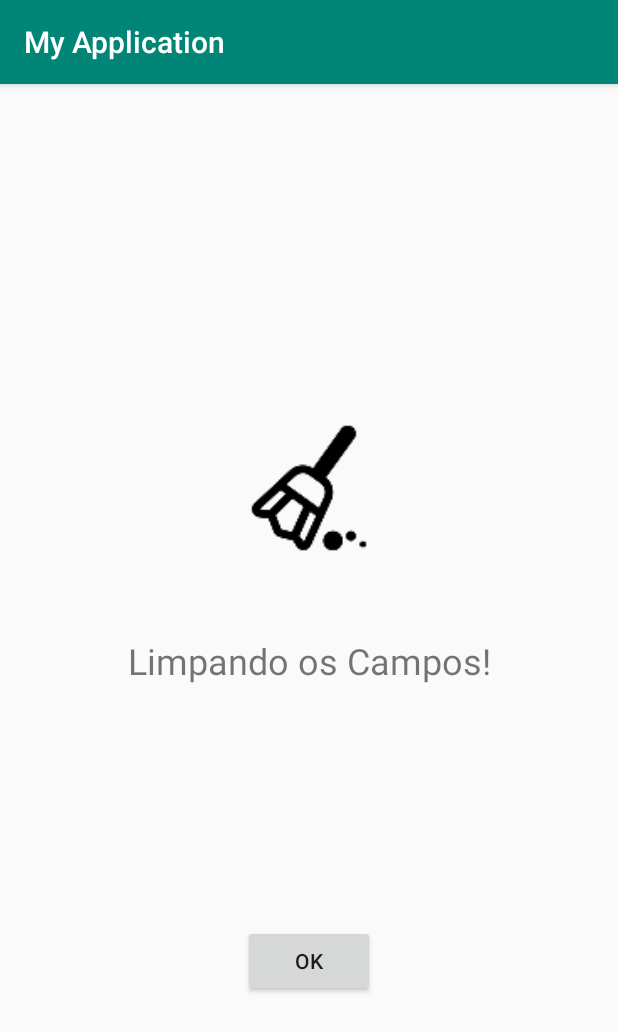
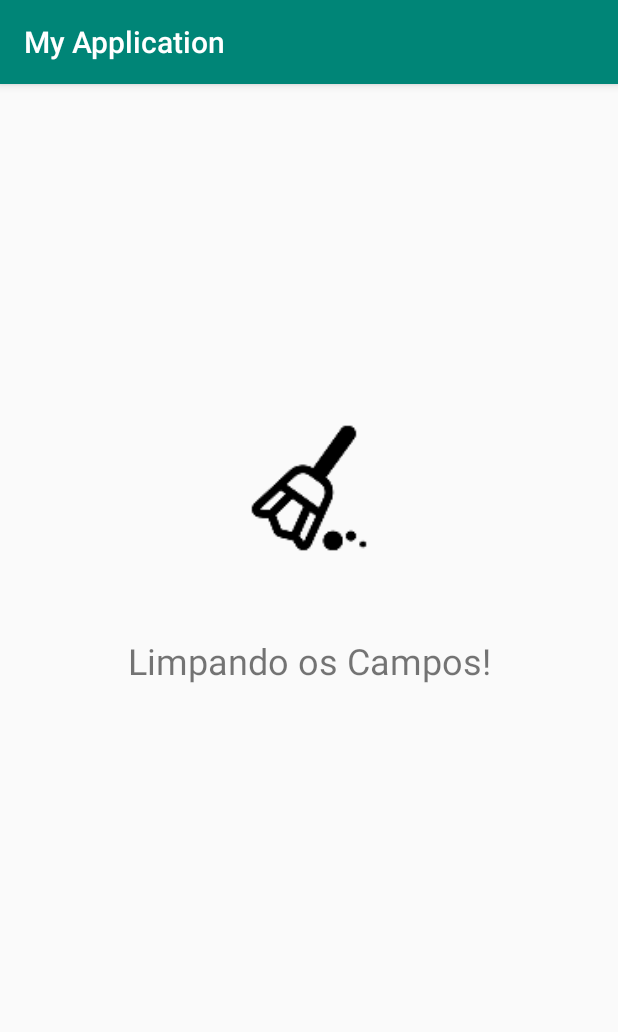
Before and after one commit to promarcos/MyApplication, an Android app: the screen it shows after launch (MsgTela), after a tap on "LIMPA", on a phone screen of 412 x 824 dp. Shown: the top 1032 px of the screen. Run offline under Robolectric (Android 15) with nearby library versions, the phone set to English and light mode, and no system bars.

Commit message:
Mais algumas melhorias

```diff
--- a/app/build.gradle
+++ b/app/build.gradle
@@ -25,4 +25,5 @@ dependencies {
     testImplementation 'junit:junit:4.12'
     androidTestImplementation 'com.android.support.test:runner:1.0.2'
     androidTestImplementation 'com.android.support.test.espresso:espresso-core:3.0.2'
+
 }
--- a/app/src/main/java/com/example/myapplication/MainActivity.java
+++ b/app/src/main/java/com/example/myapplication/MainActivity.java
@@ -26,10 +26,12 @@ public class MainActivity extends AppCompatActivity {
         final TextView edt_dollar = findViewById(R.id.edt_dollar);
         final TextView edt_real = findViewById(R.id.edt_real);
         final RadioGroup rb_grupo = findViewById(R.id.rb_grupo);
-        final DecimalFormat f = new DecimalFormat("#,##0.00");
+        final DecimalFormat dd = new DecimalFormat("$ #,##0.00");
+        final DecimalFormat rr = new DecimalFormat("R$ #,##0.00");
 
-        edt_dollar.setText(f.format(0.0));
-        edt_real.setText(f.format(0.0));
+
+        edt_dollar.setText(dd.format(0.0));
+        edt_real.setText(rr.format(0.0));
 
         btn_converte.setOnClickListener(new View.OnClickListener() {
             @Override
@@ -39,10 +41,10 @@ public class MainActivity extends AppCompatActivity {
                 RadioButton radio_b;
 
                 if (!edt_dollar.getText().toString().equals("")) {
-                    dollar = Double.parseDouble(edt_dollar.getText().toString().replace(",","."));
+                    dollar = Double.parseDouble(edt_dollar.getText().toString().replace(",",".").replace("$ ",""));
                 }
                 if(!edt_real.getText().toString().equals("")){
-                    reais = Double.parseDouble(edt_real.getText().toString().replace(",","."));
+                    reais = Double.parseDouble(edt_real.getText().toString().replace(",",".").replace("R$ ",""));
                 }
 
                 radio_b = findViewById(rb_grupo.getCheckedRadioButtonId());
@@ -51,7 +53,7 @@ public class MainActivity extends AppCompatActivity {
 
                         if(reais != 0.0) {
                             dollar = (reais / 2.1);
-                            edt_dollar.setText(f.format(dollar));
+                            edt_dollar.setText(dd.format(dollar));
                         }else{
 
                             Toast tmsg = Toast.makeText(getApplicationContext(),"Necessário Digitar o valor em Reais!",Toast.LENGTH_LONG);
@@ -61,9 +63,10 @@ public class MainActivity extends AppCompatActivity {
                 }else{
                         if(dollar != 0.0) {
                             reais = (dollar * 2.1);
-                            edt_real.setText(f.format(reais));
+                            edt_real.setText(rr.format(reais));
                         }else{
-                            Toast tmsg = Toast.makeText(getApplicationContext(),"Necessário Digitar o valor em Dollar!",Toast.LENGTH_LONG);
+
+                            Toast tmsg = Toast.makeText(getApplicationContext(), "Necessário Digitar o valor em Dollar!", Toast.LENGTH_LONG);
                             tmsg.show();
 
                         }
@@ -78,9 +81,13 @@ public class MainActivity extends AppCompatActivity {
             public void onClick(View v) {
                 Intent it;
                 it = new Intent(getApplicationContext(), MsgTela.class);
+
                 startActivity(it);
-                edt_dollar.setText(f.format(0.0));
-                edt_real.setText(f.format(0.0));
+                edt_dollar.setText(dd.format(0.0));
+                edt_real.setText(rr.format(0.0));
+
+
+
 
             }
         });
--- a/app/src/main/java/com/example/myapplication/MsgTela.java
+++ b/app/src/main/java/com/example/myapplication/MsgTela.java
@@ -1,24 +1,46 @@
 package com.example.myapplication;
 
+import android.media.MediaPlayer;
 import android.os.Bundle;
+import android.os.CountDownTimer;
 import android.support.v7.app.AppCompatActivity;
-import android.view.View;
-import android.widget.Button;
+import android.widget.TextView;
 
 public class MsgTela extends AppCompatActivity {
+
+    private MediaPlayer mp;
+    private long miliseg = 1;
 
     @Override
     protected void onCreate(Bundle savedInstanceState) {
         super.onCreate(savedInstanceState);
         setContentView(R.layout.activity_msg_tela);
 
-        Button btn_fecha = findViewById(R.id.btn_fecha);
+        final TextView txt_msg = findViewById(R.id.txt_msg);
 
-        btn_fecha.setOnClickListener(new View.OnClickListener() {
+        mp = MediaPlayer.create(this,R.raw.elevador);
+        mp.seekTo(47000);
+
+        CountDownTimer timer = new CountDownTimer(12000,1000) {
             @Override
-            public void onClick(View v) {
+            public void onTick(long millisUntilFinished) {
+
+                mp.start();
+                miliseg = miliseg+1;
+                if(miliseg == 10) {
+                    txt_msg.setText("Ten Years Later.....");
+                }
+            }
+
+            @Override
+            public void onFinish() {
+                mp.stop();
+
                 finish();
             }
-        });
+        }.start();
+
+
+
     }
 }
--- a/app/src/main/res/layout/activity_msg_tela.xml
+++ b/app/src/main/res/layout/activity_msg_tela.xml
@@ -19,18 +19,6 @@
         app:layout_constraintStart_toStartOf="parent"
         app:layout_constraintTop_toTopOf="parent" />
 
-    <Button
-        android:id="@+id/btn_fecha"
-        android:layout_width="wrap_content"
-        android:layout_height="wrap_content"
-        android:layout_marginTop="8dp"
-        android:layout_marginBottom="8dp"
-        android:text="OK"
-        app:layout_constraintBottom_toBottomOf="parent"
-        app:layout_constraintEnd_toEndOf="parent"
-        app:layout_constraintStart_toStartOf="parent"
-        app:layout_constraintTop_toBottomOf="@+id/txt_msg" />
-
     <ImageView
         android:id="@+id/imageView2"
         android:layout_width="181dp"
```
Also changed, not shown: 1 other file.
